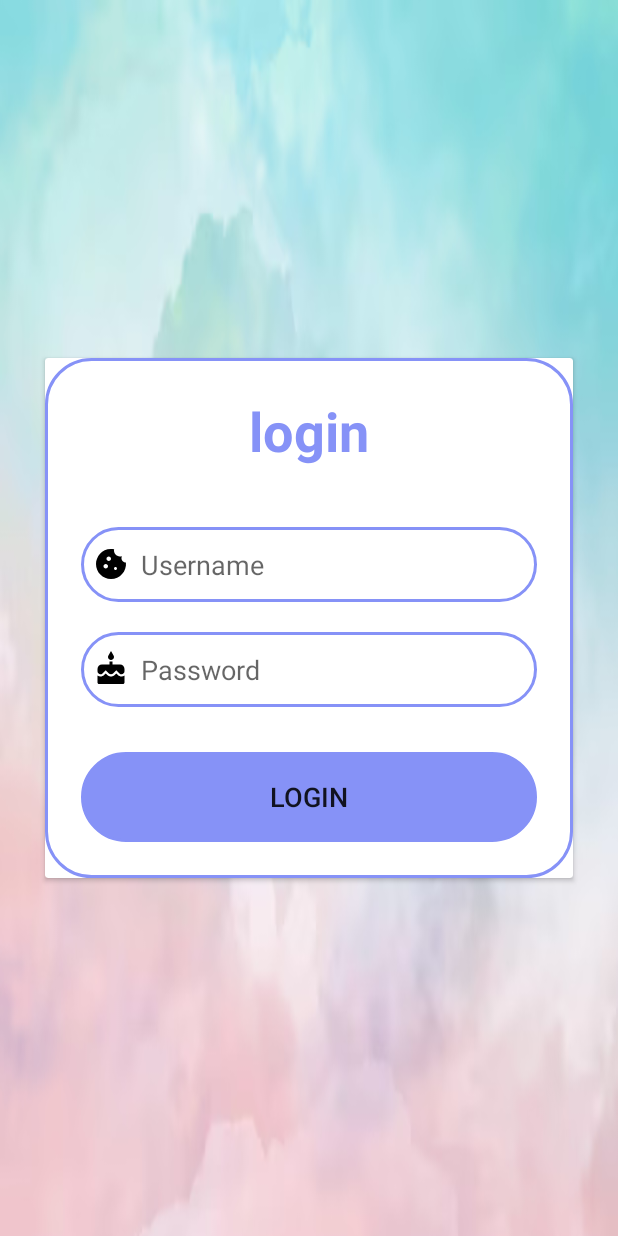
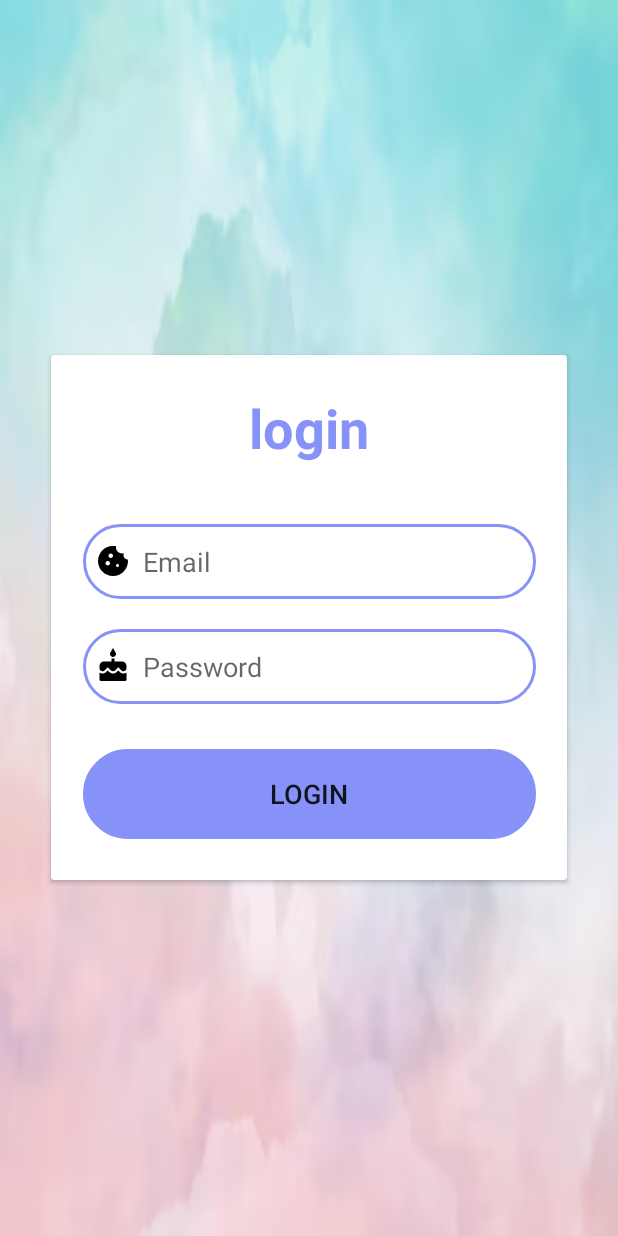
Before and after one commit to popisgod/GloziApp, an Android app built with Jetpack Compose: the layout activity_main.xml on its own in the app's theme, with its tools: preview values and no code run, on a phone screen of 412 x 824 dp. Run offline under Robolectric (Android 15) with nearby library versions, the phone set to English and light mode, and no system bars.

Commit message:
minor changes and fixes

```diff
--- a/app/src/main/java/com/example/myapplication/MainActivity.kt
+++ b/app/src/main/java/com/example/myapplication/MainActivity.kt
@@ -37,7 +37,7 @@ class MainActivity : ComponentActivity() {
 
         binding.loginButton.setOnClickListener(View.OnClickListener {
             val password =  binding.password.text.toString().trim()
-            val email = binding.username.text.toString().trim()
+            val email = binding.email.text.toString().trim()
             if (email == "") {
                 Toast.makeText(this, "Enter an email", Toast.LENGTH_LONG).show()
                 return@OnClickListener
--- a/app/src/main/res/layout/activity_main.xml
+++ b/app/src/main/res/layout/activity_main.xml
@@ -12,65 +12,64 @@
     tools:context=".MainActivity">
 
     <androidx.cardview.widget.CardView
-        android:layout_width="match_parent"
+        android:layout_width="344dp"
         android:layout_height="wrap_content"
         android:layout_margin="30dp"
         app:cardCornerRadius="30dp"
-        app:cardElevation="20dp">
+        app:cardElevation="30dp">
 
 
         <LinearLayout
-            android:layout_width="match_parent"
-            android:layout_height="wrap_content"
+            android:layout_width="350dp"
+            android:layout_height="350dp"
+            android:layout_gravity="center_horizontal"
+            android:background="@color/fully_transparent"
             android:orientation="vertical"
-            android:layout_gravity="center_horizontal"
-            android:padding="24dp"
-            android:background="@drawable/custom_edittext">
+            android:padding="24dp">
 
             <TextView
                 android:id="@+id/loginText"
                 android:layout_width="match_parent"
                 android:layout_height="wrap_content"
                 android:text="@string/login"
+                android:textAlignment="center"
+                android:textColor="@color/lavender"
                 android:textSize="36sp"
-                android:textAlignment="center"
-                android:textStyle="bold"
-                android:textColor="@color/lavender"/>
+                android:textStyle="bold" />
 
             <EditText
+                android:id="@+id/email"
                 android:layout_width="match_parent"
                 android:layout_height="50dp"
-                android:id="@+id/username"
+                android:layout_marginTop="40dp"
                 android:background="@drawable/custom_edittext"
-                android:layout_marginTop="40dp"
+                android:drawableLeft="@drawable/baseline_cookie_24"
+                android:drawablePadding="8dp"
+                android:hint="Email"
                 android:padding="8dp"
-                android:hint="Username"
-                android:drawableLeft="@drawable/baseline_cookie_24"
-                android:textColor="@color/black"
-                android:drawablePadding="8dp"/>
+                android:textColor="@color/black" />
 
             <EditText
+                android:id="@+id/password"
                 android:layout_width="match_parent"
                 android:layout_height="50dp"
-                android:id="@+id/password"
+                android:layout_marginTop="20dp"
                 android:background="@drawable/custom_edittext"
-                android:layout_marginTop="20dp"
+                android:drawableLeft="@drawable/baseline_cake_24"
+                android:drawablePadding="8dp"
+                android:hint="Password"
                 android:padding="8dp"
-                android:hint="Password"
-                android:drawableLeft="@drawable/baseline_cake_24"
-                android:textColor="@color/black"
-                android:drawablePadding="8dp"/>
+                android:textColor="@color/black" />
 
             <Button
+                android:id="@+id/loginButton"
                 android:layout_width="match_parent"
                 android:layout_height="60dp"
+                android:layout_marginTop="30dp"
+                android:background="@drawable/custom_edittext"
+                android:backgroundTint="@color/lavender"
                 android:text="@string/login"
-                android:id="@+id/loginButton"
-                android:layout_marginTop="30dp"
-                android:textSize="18sp"
-                android:backgroundTint="@color/lavender"
-                android:background="@drawable/custom_edittext"/>
-
+                android:textSize="18sp" />
 
 
         </LinearLayout>
--- a/app/src/main/res/values/colors.xml
+++ b/app/src/main/res/values/colors.xml
@@ -8,4 +8,5 @@
     <color name="black">#FF000000</color>
     <color name="white">#FFFFFFFF</color>
     <color name="lavender">#8692f7</color>
+    <color name="fully_transparent">#00000000</color>
 </resources>
```
